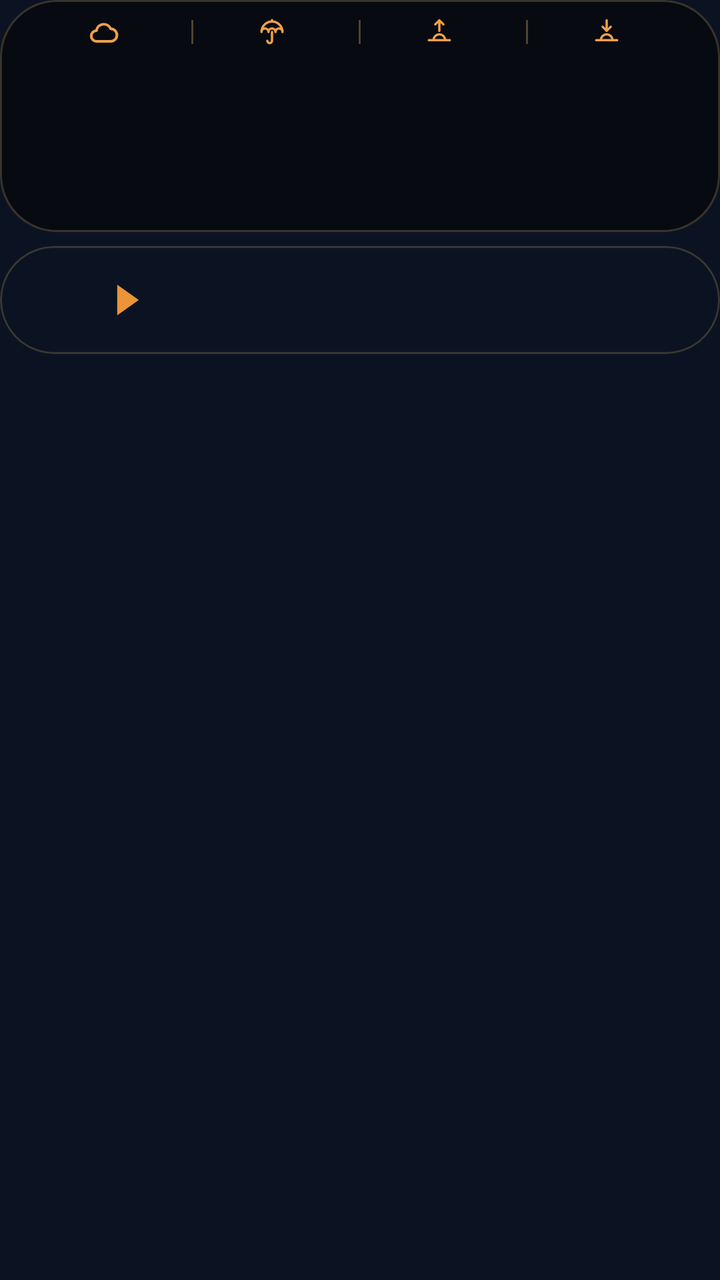
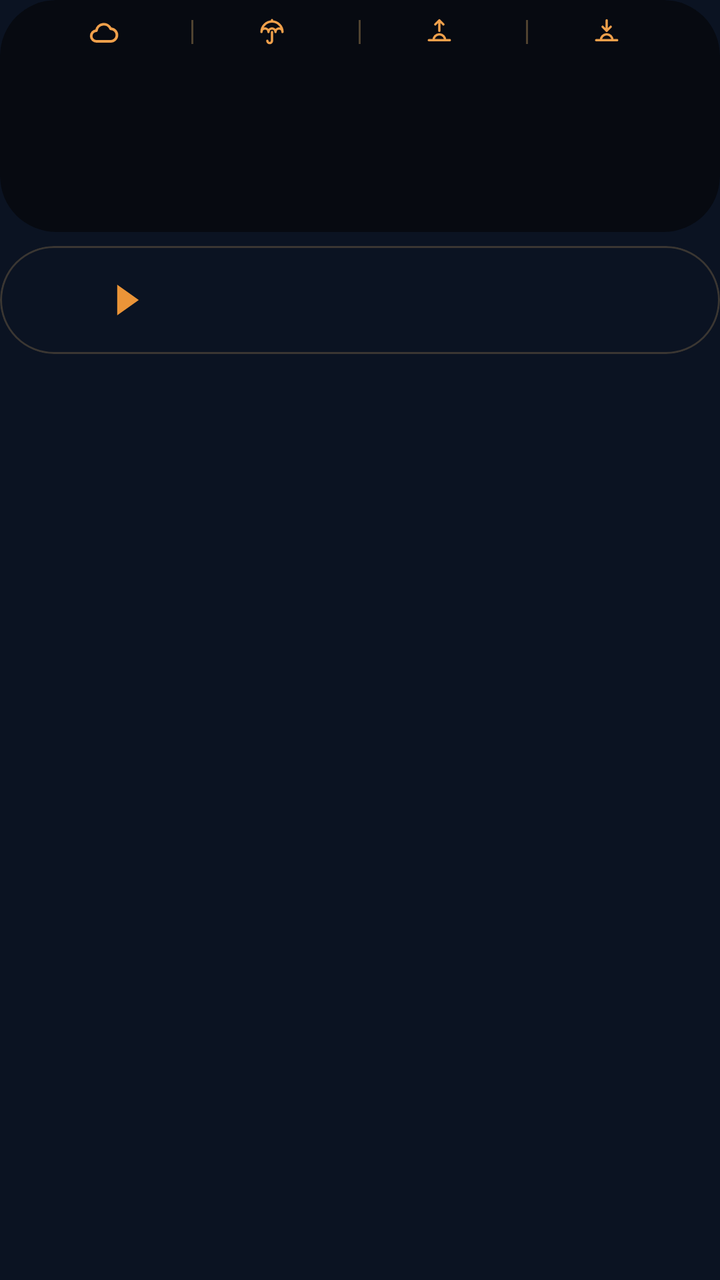

Screens rendered from an Android XML layout before and after an edit, with the pre-edit source and the edit as a unified diff.
<!-- AndroidManifest.xml: application theme AppTheme -->
<!-- res/layout/widget_k1.xml -->
<?xml version="1.0" encoding="utf-8"?>
<FrameLayout
    xmlns:android="http://schemas.android.com/apk/res/android"
    android:id="@+id/root"
    android:layout_width="match_parent"
    android:layout_height="match_parent"
    android:padding="0dp">

    <LinearLayout
        android:layout_width="match_parent"
        android:layout_height="wrap_content"
        android:orientation="vertical">
        <LinearLayout
            android:layout_width="match_parent"
            android:layout_height="wrap_content"
            android:background="@drawable/cur_clocks"
            android:clipToOutline="true"
            android:orientation="vertical"
            android:padding="1dp">
        <FrameLayout
            android:layout_width="match_parent"
            android:layout_height="30dp">
            <ImageView
                android:id="@+id/hdr_bg"
                android:layout_width="match_parent"
                android:layout_height="match_parent"
                android:importantForAccessibility="no"
                android:scaleType="fitXY" />
            <LinearLayout
                android:layout_width="match_parent"
                android:layout_height="match_parent"
                android:orientation="horizontal"
                android:gravity="center"
                android:paddingStart="12dp"
                android:paddingEnd="12dp">
            <LinearLayout
                android:layout_width="0dp"
                android:layout_height="match_parent"
                android:layout_weight="1"
                android:gravity="center"
                android:orientation="horizontal">
                <ImageView
                    android:id="@+id/hdr_wx"
                    android:layout_width="16dp"
                    android:layout_height="16dp"
                    android:src="@drawable/wx_cloud"
                    android:scaleType="fitCenter" />
                <ImageView
                    android:id="@+id/hdr_temp"
                    android:layout_width="wrap_content"
                    android:layout_height="18dp"
                    android:adjustViewBounds="true"
                    android:layout_marginStart="5dp"
                    android:scaleType="fitCenter" />
            </LinearLayout>
            <ImageView
                android:id="@+id/sep0"
                android:layout_width="1dp"
                android:layout_height="12dp"
                android:src="@drawable/cur_sep"
                android:scaleType="fitXY" />
            <LinearLayout
                android:layout_width="0dp"
                android:layout_height="match_parent"
                android:layout_weight="1"
                android:gravity="center"
                android:orientation="horizontal">
                <ImageView
                    android:id="@+id/ic0"
                    android:layout_width="14dp"
                    android:layout_height="14dp"
                    android:src="@drawable/ic_umbrella"
                    android:scaleType="fitCenter" />
                <ImageView
                    android:id="@+id/hdr_rain"
                    android:layout_width="wrap_content"
                    android:layout_height="18dp"
                    android:adjustViewBounds="true"
                    android:layout_marginStart="4dp"
                    android:scaleType="fitCenter" />
            </LinearLayout>
            <ImageView
                android:id="@+id/sep1"
                android:layout_width="1dp"
                android:layout_height="12dp"
                android:src="@drawable/cur_sep"
                android:scaleType="fitXY" />
            <LinearLayout
                android:layout_width="0dp"
                android:layout_height="match_parent"
                android:layout_weight="1"
                android:gravity="center"
                android:orientation="horizontal">
                <ImageView
                    android:id="@+id/ic1"
                    android:layout_width="14dp"
                    android:layout_height="14dp"
                    android:src="@drawable/ic_sunrise"
                    android:scaleType="fitCenter" />
                <ImageView
                    android:id="@+id/hdr_rise"
                    android:layout_width="wrap_content"
                    android:layout_height="18dp"
                    android:adjustViewBounds="true"
                    android:layout_marginStart="4dp"
                    android:scaleType="fitCenter" />
            </LinearLayout>
            <ImageView
                android:id="@+id/sep2"
                android:layout_width="1dp"
                android:layout_height="12dp"
                android:src="@drawable/cur_sep"
                android:scaleType="fitXY" />
            <LinearLayout
                android:layout_width="0dp"
                android:layout_height="match_parent"
                android:layout_weight="1"
                android:gravity="center"
                android:orientation="horizontal">
                <ImageView
                    android:id="@+id/ic2"
                    android:layout_width="14dp"
                    android:layout_height="14dp"
                    android:src="@drawable/ic_sunset"
                    android:scaleType="fitCenter" />
                <ImageView
                    android:id="@+id/hdr_set"
                    android:layout_width="wrap_content"
                    android:layout_height="18dp"
                    android:adjustViewBounds="true"
                    android:layout_marginStart="4dp"
                    android:scaleType="fitCenter" />
            </LinearLayout>
        </LinearLayout>
        </FrameLayout>
        <LinearLayout
            android:layout_width="match_parent"
            android:layout_height="84dp"
            android:orientation="horizontal"
            android:padding="0dp">
            <FrameLayout
                android:layout_width="0dp"
                android:layout_height="match_parent"
                android:layout_weight="1">
                <LinearLayout
                    android:layout_width="match_parent"
                    android:layout_height="match_parent"
                    android:orientation="horizontal">
                    <ImageView
                        android:id="@+id/clk_bg_0a"
                        android:layout_width="28dp"
                        android:layout_height="match_parent"
                        android:scaleType="fitXY" />
                    <ImageView
                        android:id="@+id/clk_bg_0"
                        android:layout_width="0dp"
                        android:layout_height="match_parent"
                        android:layout_weight="1"
                        android:scaleType="fitXY" />
                </LinearLayout>
                <LinearLayout
                    android:layout_width="match_parent"
                    android:layout_height="match_parent"
                    android:orientation="vertical"
                    android:gravity="center"
                    android:paddingBottom="5dp"
                    android:paddingStart="2dp"
                    android:paddingEnd="2dp">
                    <ImageView
                        android:id="@+id/clk_day_0"
                        android:layout_width="match_parent"
                        android:layout_height="16dp"
                        android:scaleType="fitCenter" />
                    <ImageView
                        android:id="@+id/clk_time_0"
                        android:layout_width="match_parent"
                        android:layout_height="30dp"
                        android:scaleType="fitCenter" />
                    <ImageView
                        android:id="@+id/clk_city_0"
                        android:layout_width="match_parent"
                        android:layout_height="16dp"
                        android:layout_marginTop="-3dp"
                        android:scaleType="fitCenter" />
                </LinearLayout>
            </FrameLayout>
            <FrameLayout
                android:layout_width="0dp"
                android:layout_height="match_parent"
                android:layout_weight="1">
                <ImageView
                    android:id="@+id/clk_bg_1"
                    android:layout_width="match_parent"
                    android:layout_height="match_parent"
                    android:scaleType="fitXY" />
                <LinearLayout
                    android:layout_width="match_parent"
                    android:layout_height="match_parent"
                    android:orientation="vertical"
                    android:gravity="center"
                    android:paddingBottom="5dp"
                    android:paddingStart="2dp"
                    android:paddingEnd="2dp">
                    <ImageView
                        android:id="@+id/clk_day_1"
                        android:layout_width="match_parent"
                        android:layout_height="16dp"
                        android:scaleType="fitCenter" />
                    <ImageView
                        android:id="@+id/clk_time_1"
                        android:layout_width="match_parent"
                        android:layout_height="30dp"
                        android:scaleType="fitCenter" />
                    <ImageView
                        android:id="@+id/clk_city_1"
                        android:layout_width="match_parent"
                        android:layout_height="16dp"
                        android:layout_marginTop="-3dp"
                        android:scaleType="fitCenter" />
                </LinearLayout>
            </FrameLayout>
            <FrameLayout
                android:layout_width="0dp"
                android:layout_height="match_parent"
                android:layout_weight="1">
                <ImageView
                    android:id="@+id/clk_bg_2"
                    android:layout_width="match_parent"
                    android:layout_height="match_parent"
                    android:scaleType="fitXY" />
                <LinearLayout
                    android:layout_width="match_parent"
                    android:layout_height="match_parent"
                    android:orientation="vertical"
                    android:gravity="center"
                    android:paddingBottom="5dp"
                    android:paddingStart="2dp"
                    android:paddingEnd="2dp">
                    <ImageView
                        android:id="@+id/clk_day_2"
                        android:layout_width="match_parent"
                        android:layout_height="16dp"
                        android:scaleType="fitCenter" />
                    <ImageView
                        android:id="@+id/clk_time_2"
                        android:layout_width="match_parent"
                        android:layout_height="30dp"
                        android:scaleType="fitCenter" />
                    <ImageView
                        android:id="@+id/clk_city_2"
                        android:layout_width="match_parent"
                        android:layout_height="16dp"
                        android:layout_marginTop="-3dp"
                        android:scaleType="fitCenter" />
                </LinearLayout>
            </FrameLayout>
            <FrameLayout
                android:layout_width="0dp"
                android:layout_height="match_parent"
                android:layout_weight="1">
                <LinearLayout
                    android:layout_width="match_parent"
                    android:layout_height="match_parent"
                    android:orientation="horizontal">
                    <ImageView
                        android:id="@+id/clk_bg_3"
                        android:layout_width="0dp"
                        android:layout_height="match_parent"
                        android:layout_weight="1"
                        android:scaleType="fitXY" />
                    <ImageView
                        android:id="@+id/clk_bg_3a"
                        android:layout_width="28dp"
                        android:layout_height="match_parent"
                        android:scaleType="fitXY" />
                </LinearLayout>
                <LinearLayout
                    android:layout_width="match_parent"
                    android:layout_height="match_parent"
                    android:orientation="vertical"
                    android:gravity="center"
                    android:paddingBottom="5dp"
                    android:paddingStart="2dp"
                    android:paddingEnd="2dp">
                    <ImageView
                        android:id="@+id/clk_day_3"
                        android:layout_width="match_parent"
                        android:layout_height="16dp"
                        android:scaleType="fitCenter" />
                    <ImageView
                        android:id="@+id/clk_time_3"
                        android:layout_width="match_parent"
                        android:layout_height="30dp"
                        android:scaleType="fitCenter" />
                    <ImageView
                        android:id="@+id/clk_city_3"
                        android:layout_width="match_parent"
                        android:layout_height="16dp"
                        android:layout_marginTop="-3dp"
                        android:scaleType="fitCenter" />
                </LinearLayout>
            </FrameLayout>
        </LinearLayout>
        </LinearLayout>
        <FrameLayout
            android:id="@+id/row_0"
            android:layout_width="match_parent"
            android:layout_height="54dp"
            android:layout_marginTop="7dp"
            android:background="@drawable/cur_row_light"
            android:clipToOutline="true"
            android:foreground="?android:attr/selectableItemBackground">
            
            <ImageView
                android:id="@+id/trend_0"
                android:layout_width="match_parent"
                android:layout_height="match_parent"
                android:padding="1dp"
                android:scaleType="fitXY" />
            <LinearLayout
                android:layout_width="match_parent"
                android:layout_height="match_parent"
                android:orientation="horizontal"
                android:gravity="center_vertical"
                android:paddingStart="14dp"
                android:paddingEnd="24dp">
                <LinearLayout
                    android:layout_width="wrap_content"
                    android:layout_height="wrap_content"
                    android:orientation="horizontal"
                    android:gravity="center_vertical">
                    <ImageView
                        android:id="@+id/fl_a_0"
                        android:layout_width="30dp"
                        android:layout_height="30dp"
                        android:scaleType="fitCenter" />
                    <ImageView
                        android:id="@+id/code_a_0"
                        android:layout_width="wrap_content"
                        android:layout_height="22dp"
                        android:adjustViewBounds="true"
                        android:layout_marginStart="6dp"
                        android:scaleType="fitStart" />
                    <ImageView
                        android:id="@+id/arrow_0"
                        android:layout_width="12dp"
                        android:layout_height="16dp"
                        android:src="@drawable/cur_arrow"
                        android:layout_marginStart="8dp"
                        android:layout_marginEnd="10dp"
                        android:scaleType="fitCenter" />
                    <ImageView
                        android:id="@+id/fl_b_0"
                        android:layout_width="30dp"
                        android:layout_height="30dp"
                        android:scaleType="fitCenter" />
                    <ImageView
                        android:id="@+id/code_b_0"
                        android:layout_width="wrap_content"
                        android:layout_height="22dp"
                        android:adjustViewBounds="true"
                        android:layout_marginStart="6dp"
                        android:scaleType="fitStart" />
                </LinearLayout>
                <FrameLayout
                    android:layout_width="0dp"
                    android:layout_height="1dp"
                    android:layout_weight="1" />
                <LinearLayout
                    android:layout_width="wrap_content"
                    android:layout_height="wrap_content"
                    android:orientation="vertical"
                    android:layout_marginStart="6dp">
                    <LinearLayout
                        android:layout_width="wrap_content"
                        android:layout_height="16dp"
                        android:orientation="horizontal"
                        android:gravity="center_vertical">
                        <ImageView
                            android:id="@+id/mkt_val_0"
                            android:layout_width="52dp"
                            android:layout_height="12dp"
                            android:scaleType="fitEnd" />
                        <ImageView
                            android:id="@+id/mkt_lbl_0"
                            android:layout_width="42dp"
                            android:layout_height="11dp"
                            android:layout_marginStart="8dp"
                            android:scaleType="fitStart" />
                    </LinearLayout>
                    <LinearLayout
                        android:layout_width="wrap_content"
                        android:layout_height="16dp"
                        android:orientation="horizontal"
                        android:gravity="center_vertical"
                        android:layout_marginTop="2dp">
                        <ImageView
                            android:id="@+id/visa_val_0"
                            android:layout_width="52dp"
                            android:layout_height="12dp"
                            android:scaleType="fitEnd" />
                        <ImageView
                            android:id="@+id/visa_logo_0"
                            android:layout_width="42dp"
                            android:layout_height="16dp"
                            android:layout_marginStart="8dp"
                            android:scaleType="fitStart" />
                    </LinearLayout>
                </LinearLayout>
            </LinearLayout>
        </FrameLayout>
    </LinearLayout>
</FrameLayout>
<!-- resources referenced by this layout -->
<resources>
  <!-- drawable cur_arrow (drawable) -->
  <?xml version="1.0" encoding="utf-8"?>
  <vector xmlns:android="http://schemas.android.com/apk/res/android" android:width="20dp" android:height="26dp" android:viewportWidth="20" android:viewportHeight="26">
      <path android:fillColor="#FFEB9438" android:pathData="M1,0L1,26L19,13Z" />
  </vector>
  <!-- drawable cur_clocks (drawable) -->
  <?xml version="1.0" encoding="utf-8"?>
  <shape xmlns:android="http://schemas.android.com/apk/res/android" android:shape="rectangle">
      <solid android:color="#F0070A10" />
      <stroke android:width="1dp" android:color="#3DD2A867" />
      <corners android:radius="@dimen/widget_radius" />
  </shape>
  <!-- drawable cur_row_light (drawable) -->
  <?xml version="1.0" encoding="utf-8"?>
  <shape xmlns:android="http://schemas.android.com/apk/res/android" android:shape="rectangle">
      <solid android:color="#00000000" />
      <stroke android:width="1dp" android:color="#3DD2A867" />
      <corners android:radius="@dimen/widget_radius" />
  </shape>
  <!-- drawable cur_sep (drawable) -->
  <?xml version="1.0" encoding="utf-8"?>
  <shape xmlns:android="http://schemas.android.com/apk/res/android" android:shape="rectangle"><solid android:color="#5CD2A867" /></shape>
  <!-- drawable ic_sunrise (drawable) -->
  <?xml version="1.0" encoding="utf-8"?>
  <vector xmlns:android="http://schemas.android.com/apk/res/android" android:width="24dp" android:height="24dp" android:viewportWidth="24" android:viewportHeight="24">
      <path android:strokeColor="#FFF0A04B" android:strokeWidth="2" android:strokeLineCap="round" android:strokeLineJoin="round" android:fillColor="#00000000"
          android:pathData="M3,19L21,19M7,19A5,5 0,0 1,17 19M12,2L12,11M8.5,5.5L12,2L15.5,5.5" />
  </vector>
  <!-- drawable ic_sunset (drawable) -->
  <?xml version="1.0" encoding="utf-8"?>
  <vector xmlns:android="http://schemas.android.com/apk/res/android" android:width="24dp" android:height="24dp" android:viewportWidth="24" android:viewportHeight="24">
      <path android:strokeColor="#FFF0A04B" android:strokeWidth="2" android:strokeLineCap="round" android:strokeLineJoin="round" android:fillColor="#00000000"
          android:pathData="M3,19L21,19M7,19A5,5 0,0 1,17 19M12,2L12,11M8.5,7.5L12,11L15.5,7.5" />
  </vector>
  <!-- drawable wx_cloud (drawable) -->
  <?xml version="1.0" encoding="utf-8"?>
  <vector xmlns:android="http://schemas.android.com/apk/res/android" android:width="24dp" android:height="24dp" android:viewportWidth="24" android:viewportHeight="24">
      <path android:strokeColor="#FFF0A04B" android:strokeWidth="2" android:strokeLineCap="round" android:strokeLineJoin="round" android:fillColor="#00000000"
          android:pathData="M7,19A4,4 0,0 1,6.8 11A5.6,5.6 0,0 1,17.5 9.6A4.7,4.7 0,0 1,17.5 19Z" />
  </vector>
  <style name="AppTheme" parent="@android:style/Theme.DeviceDefault.NoActionBar">
          <item name="android:colorAccent">#DF8B35</item>
          <item name="android:colorControlActivated">#DF8B35</item>
          <item name="android:windowBackground">#0B1322</item>
          <item name="android:statusBarColor">#0E111A</item>
          <item name="android:navigationBarColor">#0B1322</item>
          <item name="android:textColorHint">#718096</item>
      </style>
  <dimen name="widget_radius">28dp</dimen>
  <!-- unchanged entries left out for length: 1 -->
</resources>

<!-- the commit's change to res/layout/widget_k1.xml (unified diff, before → after) -->
@@ -13,7 +13,9 @@
         <LinearLayout
             android:layout_width="match_parent"
             android:layout_height="wrap_content"
+            android:id="@+id/clocks_card"
             android:background="@drawable/cur_clocks"
+            android:foreground="@drawable/cur_clocks_edge"
             android:clipToOutline="true"
             android:orientation="vertical"
             android:padding="1dp">
<!-- resource entries referenced after the edit -->
@@ -9,6 +9,12 @@
   <?xml version="1.0" encoding="utf-8"?>
   <shape xmlns:android="http://schemas.android.com/apk/res/android" android:shape="rectangle">
       <solid android:color="#F0070A10" />
+      <corners android:radius="@dimen/widget_radius" />
+  </shape>
+  <!-- drawable cur_clocks_edge (drawable) -->
+  <?xml version="1.0" encoding="utf-8"?>
+  <shape xmlns:android="http://schemas.android.com/apk/res/android" android:shape="rectangle">
+      <solid android:color="#00000000" />
       <stroke android:width="1dp" android:color="#3DD2A867" />
       <corners android:radius="@dimen/widget_radius" />
   </shape>
